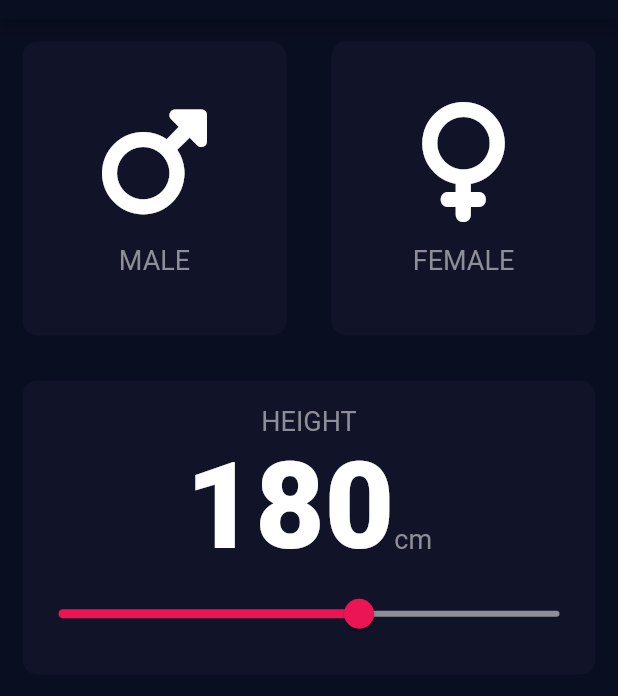
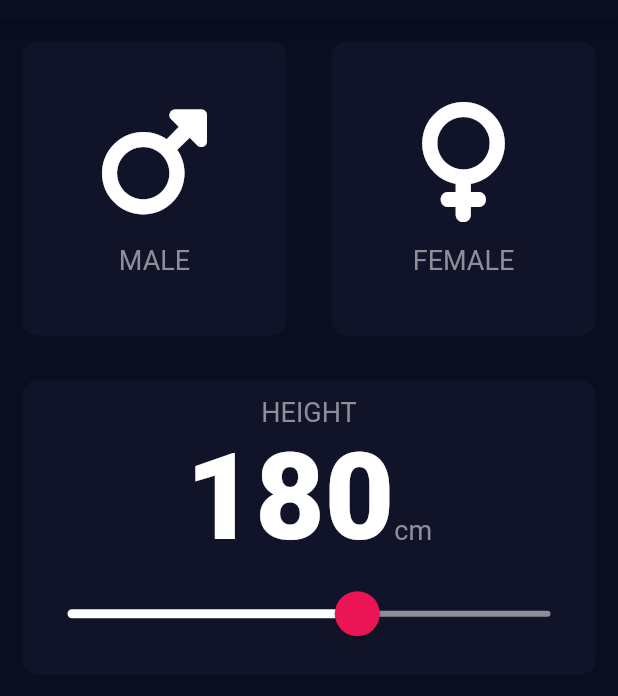
Before and after one commit to abayomiDare/bmi_calc, a Flutter app: the screen it shows after launch, on a phone screen of 412 x 824 dp, the part 65-761 px from its top. Run offline on Flutter 3.47's test engine with Material 2 defaults, Android fonts, the phone set to English and light mode, and no system bars; our stand-ins replace font_awesome_flutter.

Commit message:
added slider theme

```diff
--- a/lib/input_page.dart
+++ b/lib/input_page.dart
@@ -85,17 +85,26 @@ class _InputPageState extends State<InputPage> {
                         ),
                       ],
                     ),
-                    Slider(
+                    SliderTheme(
+                      data: SliderTheme.of(context).copyWith(
+                          activeTrackColor: Colors.white,
+                          inactiveTrackColor: const Color(0xFF8D8E98),
+                          thumbColor: const Color(0xFFEB1555),
+                          overlayColor: const Color(0x29EB1555),
+                          thumbShape: const RoundSliderThumbShape(
+                              enabledThumbRadius: 15.0),
+                          overlayShape: const RoundSliderOverlayShape(
+                              overlayRadius: 30.0)),
+                      child: Slider(
                           value: height.toDouble(),
                           min: 120.0,
                           max: 220.0,
-                        activeColor: const Color(0xFFEB1555),
-                        inactiveColor: const Color(0xFF8D8E98),
                           onChanged: (newValue) {
                             setState(() {
                               height = newValue.round();
                             });
                           }),
+                    ),
                   ],
                 )),
           ),
```
Lines whose indentation alone changed are shown as unchanged.
